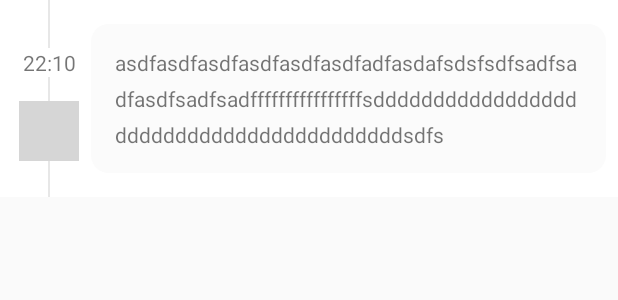
After one commit to 1120121903/sqjzapp, an Android app: the layout item_location.xml on its own in the app's theme, with its tools: preview values and no code run, on a phone screen of 412 x 824 dp. The commit adds this screen. Shown: the top 300 px of the screen. Run offline under Robolectric (Android 15) with nearby library versions, the phone set to English and light mode, and no system bars; grey boxes are pictures that could not be loaded.

Commit message:
带bug的时间线

```diff
--- a/app/build.gradle
+++ b/app/build.gradle
@@ -76,5 +76,7 @@ dependencies {
     implementation 'com.github.CGmaybe10:FocusSurfaceView:v1.0.1'
     /*控件自定义SuperShapeView*/
     implementation 'com.kingja.supershapeview:supershapeview:1.2.0'
+    /*时间轴*/
+    implementation 'com.orient:Orient-Ui:1.0.0'
 
 }
--- /dev/null
+++ b/app/src/main/java/com/sys8/sqjzapp/utils/Constant.java
@@ -0,0 +1,5 @@
+package com.sys8.sqjzapp.utils;
+
+public class Constant {
+    public static final int ITEM_LOCATION_VIEWTYPE=0;
+}
--- /dev/null
+++ b/app/src/main/res/drawable/ic_access_time_black_24dp.xml
@@ -0,0 +1,5 @@
+<vector android:height="24dp" android:tint="#9C9C9C"
+    android:viewportHeight="24.0" android:viewportWidth="24.0"
+    android:width="24dp" xmlns:android="http://schemas.android.com/apk/res/android">
+    <path android:fillColor="#FF000000" android:pathData="M11.99,2C6.47,2 2,6.48 2,12s4.47,10 9.99,10C17.52,22 22,17.52 22,12S17.52,2 11.99,2zM12,20c-4.42,0 -8,-3.58 -8,-8s3.58,-8 8,-8 8,3.58 8,8 -3.58,8 -8,8zM12.5,7H11v6l5.25,3.15 0.75,-1.23 -4.5,-2.67z"/>
+</vector>
--- /dev/null
+++ b/app/src/main/res/drawable/txt_card_bg.xml
@@ -0,0 +1,8 @@
+<?xml version="1.0" encoding="utf-8"?>
+<shape xmlns:android="http://schemas.android.com/apk/res/android">
+    <corners android:radius="12dp"/>
+    <padding android:top="16dp" android:right="16dp"
+        android:left="16dp" android:bottom="16dp"/>
+    <solid android:color="@color/card_bg_color"/>
+
+</shape>
--- /dev/null
+++ b/app/src/main/res/layout/item_location.xml
@@ -0,0 +1,59 @@
+<?xml version="1.0" encoding="utf-8"?>
+<androidx.constraintlayout.widget.ConstraintLayout xmlns:android="http://schemas.android.com/apk/res/android"
+    xmlns:app="http://schemas.android.com/apk/res-auto"
+    xmlns:tools="http://schemas.android.com/tools"
+    android:id="@+id/item_location_time"
+    android:layout_width="match_parent"
+    android:layout_height="wrap_content"
+    android:background="@color/bg_white">
+
+    <ImageView
+        android:id="@+id/line"
+        android:layout_width="1dp"
+        android:layout_height="0dp"
+        android:layout_marginStart="32dp"
+        android:layout_marginLeft="32dp"
+        app:layout_constraintBottom_toBottomOf="parent"
+        app:layout_constraintStart_toStartOf="parent"
+        app:layout_constraintTop_toTopOf="parent"
+        app:srcCompat="@color/gray_line_color" />
+
+    <TextView
+        android:background="@color/bg_white"
+        android:id="@+id/item_location_time_text"
+        android:layout_width="wrap_content"
+        android:layout_height="wrap_content"
+        android:layout_marginTop="32dp"
+        android:text="22:10"
+        app:layout_constraintEnd_toEndOf="@+id/line"
+        app:layout_constraintStart_toStartOf="@+id/line"
+        app:layout_constraintTop_toTopOf="parent" />
+
+    <ImageView
+        android:id="@+id/item_location_img"
+        android:layout_width="40dp"
+        android:layout_height="40dp"
+        android:layout_marginTop="16dp"
+        app:layout_constraintEnd_toEndOf="@+id/line"
+        app:layout_constraintStart_toStartOf="@+id/line"
+        app:layout_constraintTop_toBottomOf="@+id/item_location_time_text"
+        tools:srcCompat="@tools:sample/avatars" />
+
+    <TextView
+        android:background="@drawable/txt_card_bg"
+        android:lineSpacingExtra="8dp"
+        android:id="@+id/item_location_address"
+        android:layout_width="0dp"
+        android:layout_height="wrap_content"
+        android:layout_marginStart="8dp"
+        android:layout_marginLeft="8dp"
+        android:layout_marginTop="16dp"
+        android:layout_marginEnd="8dp"
+        android:layout_marginRight="8dp"
+        android:layout_marginBottom="16dp"
+        android:text="asdfasdfasdfasdfasdfasdfadfasdafsdsfsdfsadfsadfasdfsadfsadffffffffffffffffsdddddddddddddddddddddddddddddddddddddddddsdfs"
+        app:layout_constraintBottom_toBottomOf="parent"
+        app:layout_constraintEnd_toEndOf="parent"
+        app:layout_constraintStart_toEndOf="@+id/item_location_img"
+        app:layout_constraintTop_toTopOf="parent" />
+</androidx.constraintlayout.widget.ConstraintLayout>
--- a/app/src/main/res/values/colors.xml
+++ b/app/src/main/res/values/colors.xml
@@ -12,4 +12,12 @@
     <color name="black">#000000</color>
     <color name="gray">#A9EEECEC</color>
     <color name="grayDeep">#333232</color>
+    <color name="yello">#FFC107</color>
+
+    <color name="bg_white">#ffffff</color>
+    <color name="card_bg_color">#FBFBFB</color>
+    <color name="card_bg_dark_color">#0e0e0e</color>
+    <color name="title_text_color">#258bd6</color>
+    <color name="gray_line_color">#E7E7E7</color>
+
 </resources>
```
Also changed, not shown: app/src/main/java/com/sys8/sqjzapp/adapters/BaseViewHolder.java (added, +17 -0 lines), app/src/main/java/com/sys8/sqjzapp/adapters/LocationViewHolder.java (added, +34 -0 lines), app/src/main/java/com/sys8/sqjzapp/adapters/TimeLineAdapter.java (added, +57 -0 lines), app/src/main/java/com/sys8/sqjzapp/module/LocationItem.java (added, +38 -0 lines), app/src/main/java/com/sys8/sqjzapp/module/TimelineItem.java (added, +29 -0 lines), app/src/main/java/com/sys8/sqjzapp/subModule/onlineSignIn/SignInFragment.java (+29 -0 lines), app/src/main/java/com/sys8/sqjzapp/utils/DataSource.java (added, +19 -0 lines), app/src/main/res/layout/wsqd/layout/fragment_sign_in.xml (+10 -0 lines).
